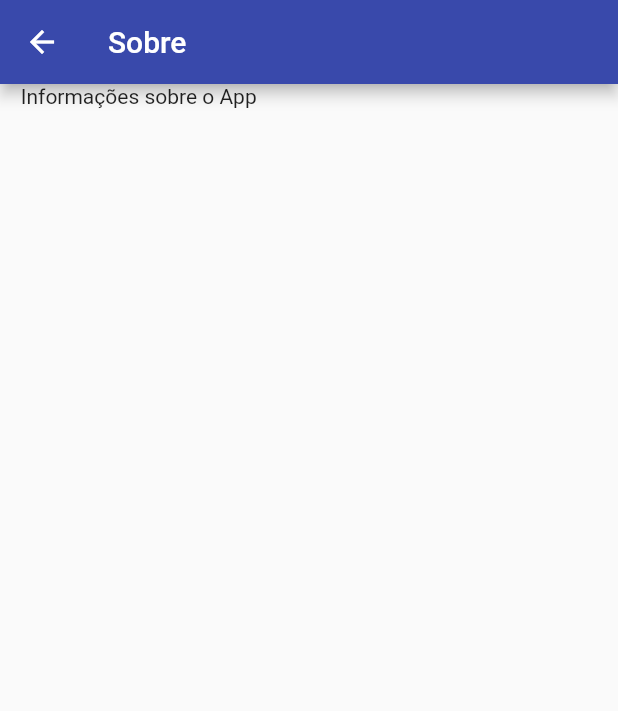
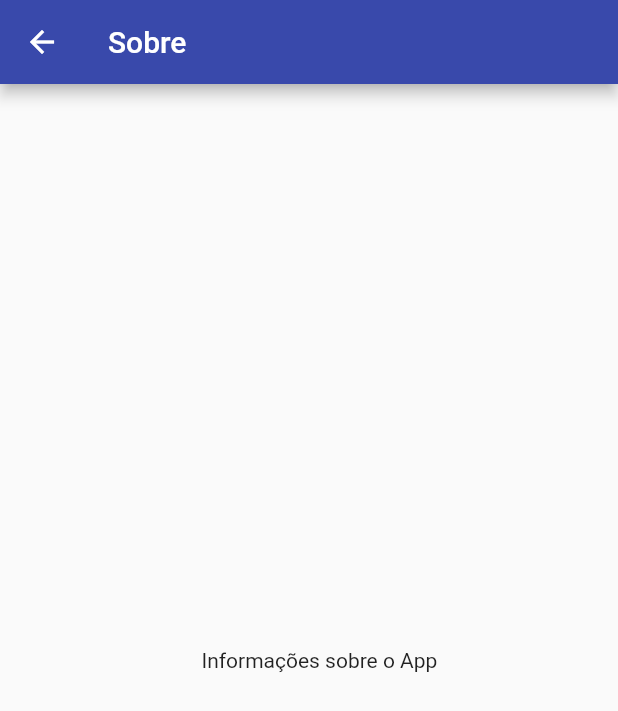
Before and after one commit to alifi3988/TeaKids, a Flutter app: the Sobre screen opened by its route, on a phone screen of 412 x 824 dp. Shown: the top 711 px of the screen. Run offline on Flutter 3.47's test engine with Material 2 defaults, Android fonts, the phone set to English and light mode, and no system bars.

Commit message:
Atualização simples

```diff
--- a/lib/main.dart
+++ b/lib/main.dart
@@ -17,7 +17,7 @@ void main() => runApp(
         initialRoute: 't1', //primeira tela a ser chamada
         routes: {
           //rotulos das telas, para faciliar chamá-las
-          //terá a criação da tela de apresentação
+          //terá a criação da tela de apresentação Splash Screen
           't1': (context) => const Login(),
           't2': (context) => const Principal(),
           't3': (context) => Tela1(),
--- a/lib/view/login.dart
+++ b/lib/view/login.dart
@@ -44,6 +44,10 @@ class _LoginState extends State<Login> {
             campoSenha(),
             const SizedBox(height: 35),
             botao("Entrar"),
+
+            //o botão login com o google, vai vir aqui
+            //vamos add o ícone do facebook tbb
+
             const SizedBox(height: 140),
             cadastar(),
             const SizedBox(height: 10),
--- a/lib/view/sobre.dart
+++ b/lib/view/sobre.dart
@@ -13,7 +13,7 @@ class _SobreState extends State<Sobre> {
         title: const Text('Sobre'),
         backgroundColor: Colors.indigo.shade600,
       ),
-      body: const Text("    Informações sobre o App"),
+      body: const Center(child: Text("    Informações sobre o App")),
     );
   }
 }
--- a/pubspec.yaml
+++ b/pubspec.yaml
@@ -38,6 +38,7 @@ dependencies:
 dev_dependencies:
   flutter_test:
     sdk: flutter
+
 
   # The "flutter_lints" package below contains a set of recommended lints to
   # encourage good coding practices. The lint set provided by the package is
```
